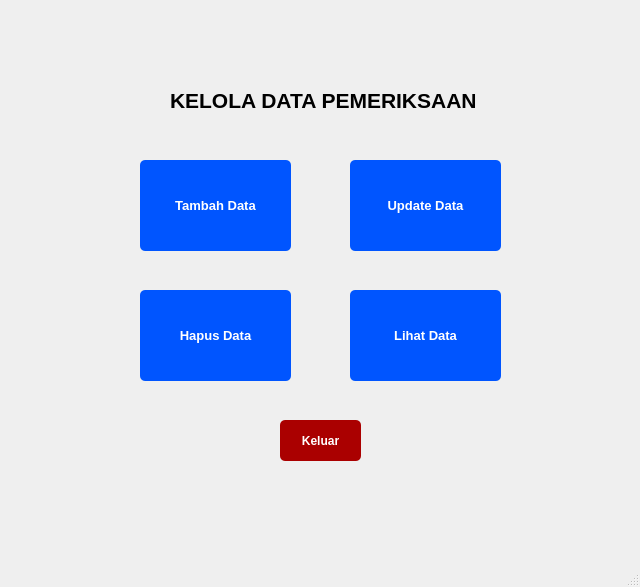
naylasalsdev-project/SudiKasusUAS, file kelola_pemeriksaan.ui: the form before one commit.
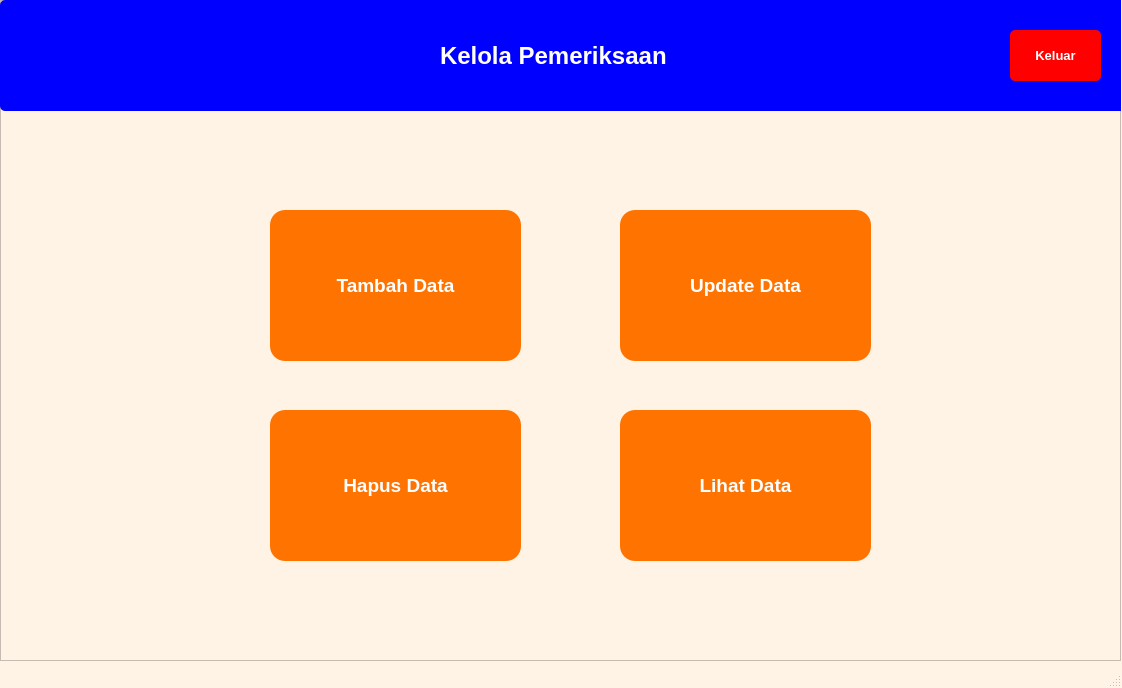
The form after the commit.

The edit to the form file:
```diff
--- a/kelola_pemeriksaan.ui
+++ b/kelola_pemeriksaan.ui
@@ -6,175 +6,222 @@
    <rect>
     <x>0</x>
     <y>0</y>
-    <width>640</width>
-    <height>587</height>
+    <width>1122</width>
+    <height>688</height>
    </rect>
   </property>
   <property name="windowTitle">
    <string>MainWindow</string>
   </property>
+  <property name="styleSheet">
+   <string notr="true">QMainWindow {
+    background-color: rgb(255, 243, 229);          
+}</string>
+  </property>
   <widget class="QWidget" name="centralwidget">
-   <widget class="QLabel" name="label">
-    <property name="geometry">
-     <rect>
-      <x>170</x>
-      <y>80</y>
-      <width>321</width>
-      <height>41</height>
-     </rect>
-    </property>
-    <property name="font">
-     <font>
-      <pointsize>16</pointsize>
-      <weight>75</weight>
-      <bold>true</bold>
-     </font>
-    </property>
-    <property name="text">
-     <string>KELOLA DATA PEMERIKSAAN</string>
-    </property>
-   </widget>
-   <widget class="QPushButton" name="pushButton_5">
-    <property name="geometry">
-     <rect>
-      <x>350</x>
-      <y>290</y>
-      <width>151</width>
-      <height>91</height>
-     </rect>
-    </property>
-    <property name="font">
-     <font>
-      <pointsize>10</pointsize>
-      <weight>75</weight>
-      <bold>true</bold>
-     </font>
-    </property>
     <property name="styleSheet">
-     <string notr="true">QPushButton {
-    background-color: rgb(0, 85, 255);
-    color: white;
-    border-radius: 5px;   
-    padding: 6px;           
+    <string notr="true">QWidget {
+    background-color: rgb(255, 243, 229);          
 }</string>
     </property>
-    <property name="text">
-     <string>Lihat Data</string>
-    </property>
-   </widget>
-   <widget class="QPushButton" name="pushButton_3">
+   <widget class="QFrame" name="frame">
     <property name="geometry">
      <rect>
-      <x>350</x>
-      <y>160</y>
-      <width>151</width>
-      <height>91</height>
+      <x>0</x>
+      <y>0</y>
+      <width>1121</width>
+      <height>661</height>
      </rect>
     </property>
-    <property name="font">
-     <font>
-      <pointsize>10</pointsize>
-      <weight>75</weight>
-      <bold>true</bold>
-     </font>
-    </property>
     <property name="styleSheet">
-     <string notr="true">QPushButton {
-    background-color: rgb(0, 85, 255);
-    color: white;
-    border-radius: 5px;   
-    padding: 6px;           
+     <string notr="true">QFrame {
+    background-color: rgb(255, 243, 229);          
 }</string>
     </property>
-    <property name="text">
-     <string>Update Data</string>
+    <property name="frameShape">
+     <enum>QFrame::StyledPanel</enum>
     </property>
-   </widget>
-   <widget class="QPushButton" name="pushButton_4">
-    <property name="geometry">
-     <rect>
-      <x>140</x>
-      <y>290</y>
-      <width>151</width>
-      <height>91</height>
-     </rect>
+    <property name="frameShadow">
+     <enum>QFrame::Raised</enum>
     </property>
-    <property name="font">
-     <font>
-      <pointsize>10</pointsize>
-      <weight>75</weight>
-      <bold>true</bold>
-     </font>
-    </property>
-    <property name="styleSheet">
-     <string notr="true">QPushButton {
-    background-color: rgb(0, 85, 255);
-    color: white;
-    border-radius: 5px;   
-    padding: 6px;           
-}</string>
-    </property>
-    <property name="text">
-     <string>Hapus Data</string>
-    </property>
-   </widget>
    <widget class="QPushButton" name="pushButton_2">
     <property name="geometry">
      <rect>
-      <x>140</x>
-      <y>160</y>
-      <width>151</width>
-      <height>91</height>
+       <x>620</x>
+       <y>210</y>
+       <width>251</width>
+       <height>151</height>
      </rect>
     </property>
     <property name="font">
      <font>
-      <pointsize>10</pointsize>
+       <pointsize>14</pointsize>
       <weight>75</weight>
       <bold>true</bold>
      </font>
     </property>
     <property name="styleSheet">
      <string notr="true">QPushButton {
-    background-color: rgb(0, 85, 255);
-    color: white;
-    border-radius: 5px;   
-    padding: 6px;           
-}</string>
+   background-color: rgb(255, 115, 1);
+   color: white;    
+   border-radius: 15px;   
+   padding: 6px;}</string>
+     </property>
+     <property name="text">
+      <string>Update Data</string>
+     </property>
+    </widget>
+    <widget class="QPushButton" name="pushButton">
+     <property name="geometry">
+      <rect>
+       <x>270</x>
+       <y>210</y>
+       <width>251</width>
+       <height>151</height>
+      </rect>
+     </property>
+     <property name="font">
+      <font>
+       <pointsize>14</pointsize>
+       <weight>75</weight>
+       <bold>true</bold>
+      </font>
+     </property>
+     <property name="styleSheet">
+      <string notr="true">QPushButton {
+   background-color: rgb(255, 115, 1);
+   color: white;    
+   border-radius: 15px;   
+   padding: 6px;}</string>
     </property>
     <property name="text">
      <string>Tambah Data</string>
     </property>
    </widget>
+    <widget class="QPushButton" name="pushButton_3">
+     <property name="geometry">
+      <rect>
+       <x>270</x>
+       <y>410</y>
+       <width>251</width>
+       <height>151</height>
+      </rect>
+     </property>
+     <property name="font">
+      <font>
+       <pointsize>14</pointsize>
+       <weight>75</weight>
+       <bold>true</bold>
+      </font>
+     </property>
+     <property name="styleSheet">
+      <string notr="true">QPushButton {
+   background-color: rgb(255, 115, 1);
+   color: white;    
+   border-radius: 15px;   
+   padding: 6px;}</string>
+     </property>
+     <property name="text">
+      <string>Hapus Data</string>
+     </property>
+    </widget>
    <widget class="QPushButton" name="pushButton_6">
     <property name="geometry">
      <rect>
-      <x>280</x>
-      <y>420</y>
-      <width>81</width>
-      <height>41</height>
+       <x>620</x>
+       <y>410</y>
+       <width>251</width>
+       <height>151</height>
      </rect>
     </property>
     <property name="font">
      <font>
-      <pointsize>9</pointsize>
+       <pointsize>14</pointsize>
       <weight>75</weight>
       <bold>true</bold>
      </font>
     </property>
     <property name="styleSheet">
      <string notr="true">QPushButton {
-    background-color: rgb(170, 0, 0);
-    color: white;
-    border-radius: 5px;   
-    padding: 6px;           
+   background-color: rgb(255, 115, 1);
+   color: white;    
+   border-radius: 15px;   
+   padding: 6px;}</string>
+     </property>
+     <property name="text">
+      <string>Lihat Data</string>
+     </property>
+    </widget>
+    <widget class="QWidget" name="widget" native="true">
+     <property name="geometry">
+      <rect>
+       <x>0</x>
+       <y>0</y>
+       <width>1131</width>
+       <height>111</height>
+      </rect>
+     </property>
+     <property name="styleSheet">
+      <string notr="true">QWidget {
+    background-color: rgb(0, 0, 255);
+	border-radius: 5px        
 }</string>
+     </property>
+     <widget class="QLabel" name="label">
+      <property name="geometry">
+       <rect>
+        <x>440</x>
+        <y>30</y>
+        <width>301</width>
+        <height>51</height>
+       </rect>
+      </property>
+      <property name="font">
+       <font>
+        <pointsize>18</pointsize>
+        <weight>75</weight>
+        <bold>true</bold>
+       </font>
+      </property>
+      <property name="styleSheet">
+       <string notr="true">QLabel {
+	color : white
+	}</string>
+      </property>
+      <property name="text">
+       <string>Kelola Pemeriksaan</string>
+      </property>
+     </widget>
+     <widget class="QPushButton" name="pushButton_5">
+      <property name="geometry">
+       <rect>
+        <x>1010</x>
+        <y>30</y>
+        <width>91</width>
+        <height>51</height>
+       </rect>
+      </property>
+      <property name="font">
+       <font>
+        <pointsize>10</pointsize>
+        <weight>75</weight>
+        <bold>true</bold>
+       </font>
+      </property>
+      <property name="styleSheet">
+       <string notr="true">QPushButton {
+   background-color: rgb(255, 0, 0);
+   color: white;    
+   border-radius: 5px;   
+   padding: 6px;}</string>
     </property>
     <property name="text">
      <string>Keluar</string>
     </property>
    </widget>
   </widget>
+   </widget>
+  </widget>
   <widget class="QMenuBar" name="menubar">
    <property name="geometry">
     <rect>
```
Left out of the diff: 4 changed lines with no effect on the pictures. Lines whose indentation alone changed are shown as unchanged.
